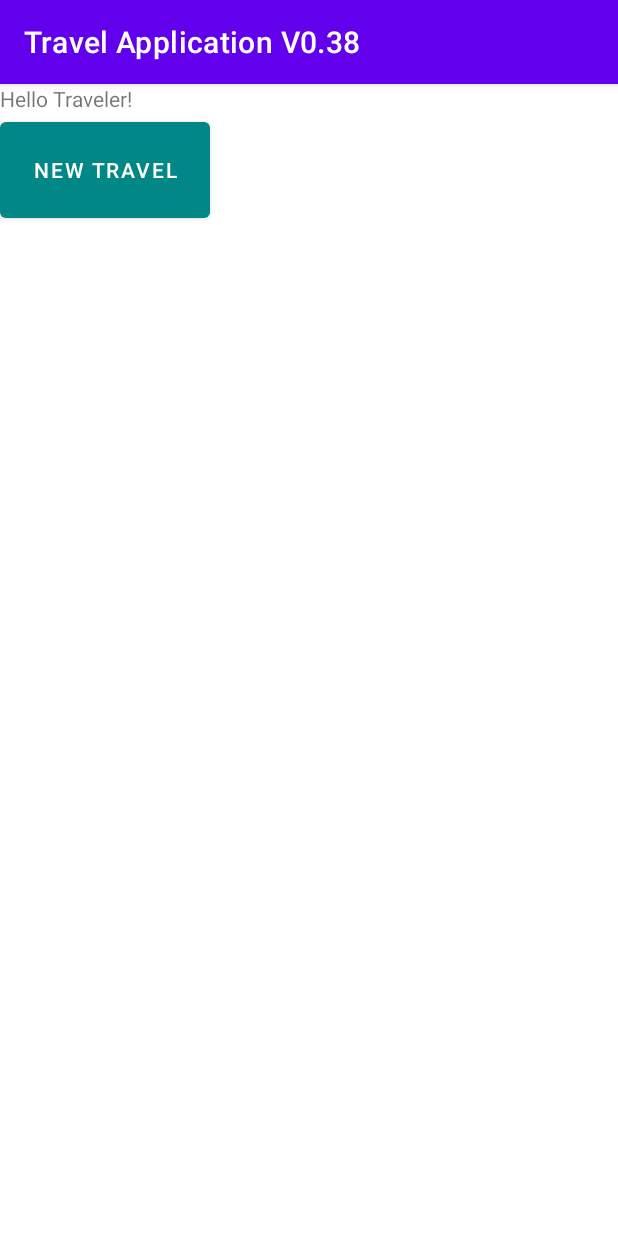
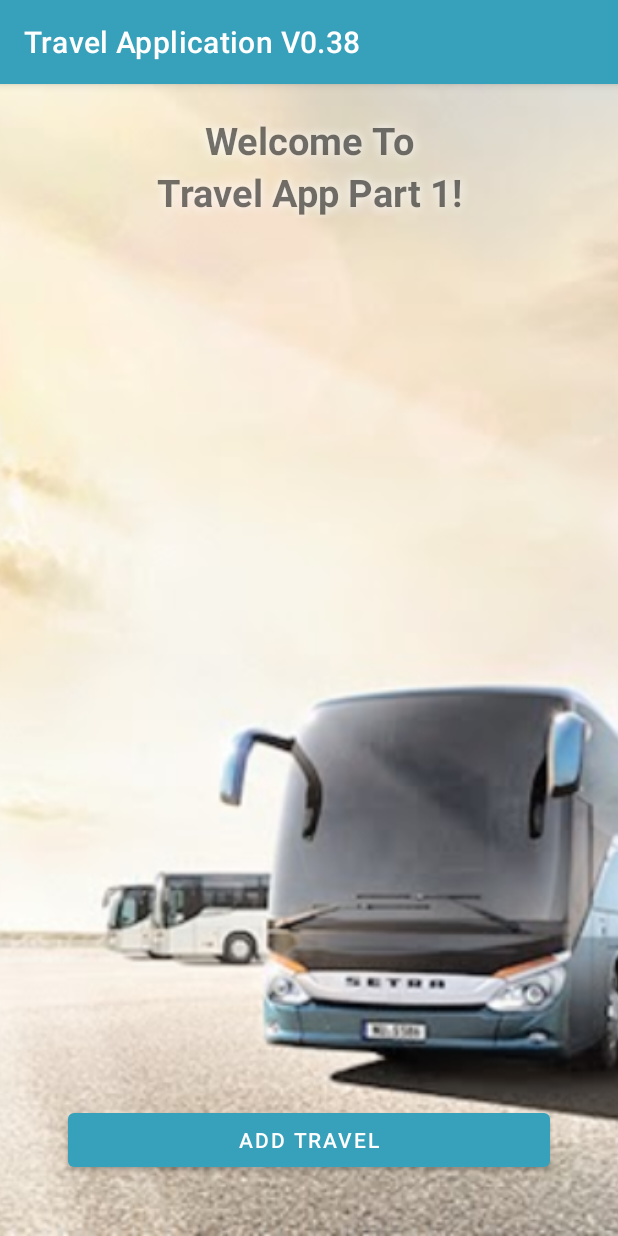
Before and after one commit to nbarkoch/Travel_App_FirstApp, an Android app: the screen it shows after launch (MainActivity), on a phone screen of 412 x 824 dp. Run offline under Robolectric (Android 15) with nearby library versions, the phone set to English and light mode, and no system bars.

Commit message:
UI for main activity improved

```diff
--- a/app/src/main/res/layout/activity_main.xml
+++ b/app/src/main/res/layout/activity_main.xml
@@ -5,30 +5,77 @@
     android:layout_width="match_parent"
     android:layout_height="match_parent"
     tools:context=".ui.MainActivity">
+
+
+
+    <FrameLayout
+        android:layout_width="match_parent"
+        android:layout_height="match_parent">
+    <ImageView
+        android:layout_width="match_parent"
+        android:layout_height="match_parent"
+        android:src="@drawable/bg_buses"
+        android:scaleType="centerCrop" />
+        <LinearLayout
+            android:layout_width="match_parent"
+            android:layout_height="match_parent"
+            android:orientation="vertical"
+            android:paddingLeft="16dp"
+            android:paddingRight="16dp"
+            android:layout_marginStart="25dp"
+            android:layout_marginEnd="25dp">
+            <TextView
+                android:layout_width="match_parent"
+                android:layout_height="wrap_content"
+                android:layout_marginTop="20dp"
+                android:gravity="center"
+                android:text="Welcome To"
+                android:textSize="25sp"
+                android:textStyle="bold"
+                android:shadowColor="@color/white"
+                android:shadowDx="0.0"
+                android:shadowDy="0.0"
+                android:shadowRadius="8"
+                />
+            <TextView
+
+                android:layout_width="match_parent"
+                android:layout_height="wrap_content"
+                android:layout_marginBottom="20dp"
+                android:gravity="center"
+                android:text="Travel App Part 1!"
+                android:textSize="25sp"
+                android:textStyle="bold"
+                android:shadowColor="@color/white"
+                android:shadowDx="0.0"
+                android:shadowDy="0.0"
+                android:shadowRadius="8"
+                />
+        </LinearLayout>
     <LinearLayout
         android:layout_width="match_parent"
         android:layout_height="match_parent"
-        android:orientation="vertical">
-        <TextView
-            android:layout_width="wrap_content"
-            android:layout_height="wrap_content"
-            android:text="Hello Traveler!"
-            app:layout_constraintBottom_toBottomOf="parent"
-            app:layout_constraintLeft_toLeftOf="parent"
-            app:layout_constraintRight_toRightOf="parent"
-            app:layout_constraintTop_toTopOf="parent" />
+        android:orientation="vertical"
+        android:paddingLeft="16dp"
+        android:paddingRight="16dp"
+        android:layout_marginStart="25dp"
+        android:layout_marginEnd="25dp"
+        android:gravity="bottom">
 
-        <Button
-            android:id="@+id/addTravelButton"
-            android:onClick="addTravelButton_OnClick"
-            android:layout_width="140dp"
-            android:layout_height="76dp"
-            android:text="New Travel"
-            app:backgroundTint="@color/teal_700" />
+    <Button
+        android:id="@+id/btn_email_sign_in"
+        android:layout_width="match_parent"
+        android:layout_height="wrap_content"
+        android:layout_marginLeft="4dp"
+        android:layout_marginRight="4dp"
+        android:onClick="addTravelButton_OnClick"
+        android:text="Add Travel"
 
 
+        android:layout_marginBottom="40dp"/>
+    </LinearLayout>
+    </FrameLayout>
 
-    </LinearLayout>
 
 
 
--- a/app/src/main/res/values/colors.xml
+++ b/app/src/main/res/values/colors.xml
@@ -1,8 +1,8 @@
 <?xml version="1.0" encoding="utf-8"?>
 <resources>
     <color name="purple_200">#FFBB86FC</color>
-    <color name="purple_500">#FF6200EE</color>
-    <color name="purple_700">#FF3700B3</color>
+    <color name="purple_500">#37A0BA</color>
+    <color name="purple_700">#126688</color>
     <color name="teal_200">#FF03DAC5</color>
     <color name="teal_700">#FF018786</color>
     <color name="black">#FF000000</color>
```
Also changed, not shown: app/src/main/java/com/example/travelapp_part1/ui/BindingViewAdapter.java (deleted, +0 -100 lines), app/src/main/res/drawable-v24/bg_buses.png (added).
